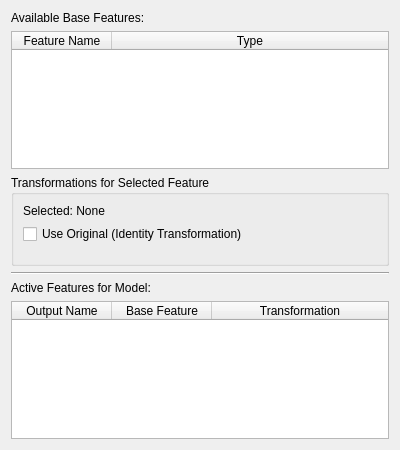
paulmthompson/WhiskerToolbox, file src/WhiskerToolbox/ML_Widget/FeatureProcessingWidget/FeatureProcessingWidget.ui: the form before one commit.
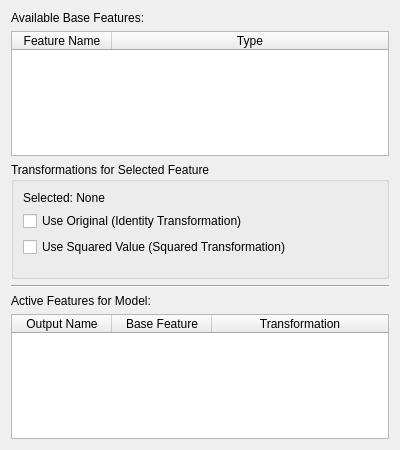
The form after the commit.

Commit message: add transformation strategy pattern

The edit to the form file:
```diff
--- a/src/WhiskerToolbox/ML_Widget/FeatureProcessingWidget/FeatureProcessingWidget.ui
+++ b/src/WhiskerToolbox/ML_Widget/FeatureProcessingWidget/FeatureProcessingWidget.ui
@@ -73,6 +73,13 @@
         </property>
        </widget>
       </item>
+      <item>
+       <widget class="QCheckBox" name="squaredTransformCheckBox">
+        <property name="text">
+         <string>Use Squared Value (Squared Transformation)</string>
+        </property>
+       </widget>
+      </item>
       <!-- Future transformations will be added here -->
       <item>
        <spacer name="transformationsVerticalSpacer">
```
The commit also changes 12 other files.
